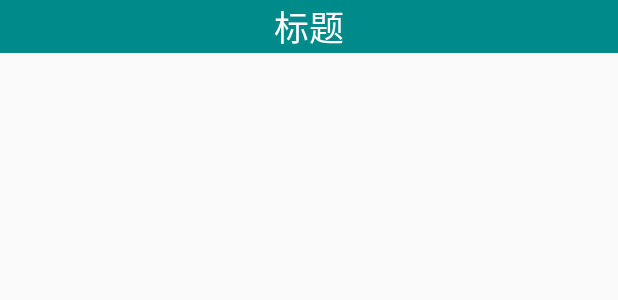
After one commit to CaoZhengIsNotErShiu/time_line_apk, an Android app: the layout title_bar.xml on its own in the app's theme, with its tools: preview values and no code run, on a phone screen of 412 x 824 dp. The commit adds this screen. Shown: the top 300 px of the screen. Run offline under Robolectric (Android 15) with nearby library versions, the light colour scheme and no system bars.

Commit message:
12.25 更新滑动，子页面

```diff
--- a/app/src/main/res/layout/context_fragment.xml
+++ b/app/src/main/res/layout/context_fragment.xml
@@ -4,7 +4,7 @@
     android:layout_height="match_parent"
     android:orientation="vertical">
 
-    <android.support.v4.view.ViewPager
+    <com.sc.per.time_line.view.NoScrollPager
         android:id="@+id/viewpager"
         android:layout_width="match_parent"
         android:layout_height="0dp"
--- /dev/null
+++ b/app/src/main/res/layout/title_bar.xml
@@ -0,0 +1,26 @@
+<?xml version="1.0" encoding="utf-8"?>
+<RelativeLayout xmlns:android="http://schemas.android.com/apk/res/android"
+    android:orientation="vertical"
+    android:layout_width="match_parent"
+    android:background="@color/darkcyan"
+    android:layout_height="wrap_content">
+
+        <TextView
+            android:id="@+id/iv_title"
+            android:text="标题"
+            android:textColor="@color/white"
+            android:textSize="23sp"
+            android:layout_centerInParent="true"
+            android:layout_width="wrap_content"
+            android:layout_height="wrap_content" />
+
+        <ImageButton
+            android:id="@+id/ib_menu"
+            android:src="@drawable/menu"
+            android:background="@color/transparent"
+            android:visibility="gone"
+            android:layout_marginLeft="8dp"
+            android:layout_centerVertical="true"
+            android:layout_width="wrap_content"
+            android:layout_height="wrap_content" />
+</RelativeLayout>
--- a/app/src/main/res/values/colors.xml
+++ b/app/src/main/res/values/colors.xml
@@ -5,6 +5,7 @@
     <color name="colorPrimaryDark">#303F9F</color>
     <color name="colorAccent">#FF4081</color>
     <color name="ActionBarBackground">#00CAC3</color>
+    <color name="transparent">#60000000</color> <!--透明色-->
 
     <color name="white">#FFFFFF</color><!--白色 -->
     <color name="ivory">#FFFFF0</color><!--象牙色 -->
```
Also changed, not shown: app/src/main/java/com/sc/per/time_line/Fragement/ContentFragment.java (+78 -32 lines), app/src/main/java/com/sc/per/time_line/activity/MainActivity.java (+7 -9 lines), app/src/main/java/com/sc/per/time_line/adapter/ContentFragmentAdapter.java (added, +49 -0 lines), app/src/main/java/com/sc/per/time_line/base/BasePager.java (+25 -3 lines), app/src/main/java/com/sc/per/time_line/page/HomePager.java (added, +74 -0 lines), app/src/main/java/com/sc/per/time_line/page/SettingPager.java (added, +38 -0 lines), app/src/main/java/com/sc/per/time_line/utils/Constants.java (added, +10 -0 lines), app/src/main/java/com/sc/per/time_line/view/NoScrollPager.java (added, +42 -0 lines), app/src/main/res/layout/base_pager.xml (+7 -6 lines), app/src/main/res/drawable-hdpi/menu.png (added), 1 other file.
